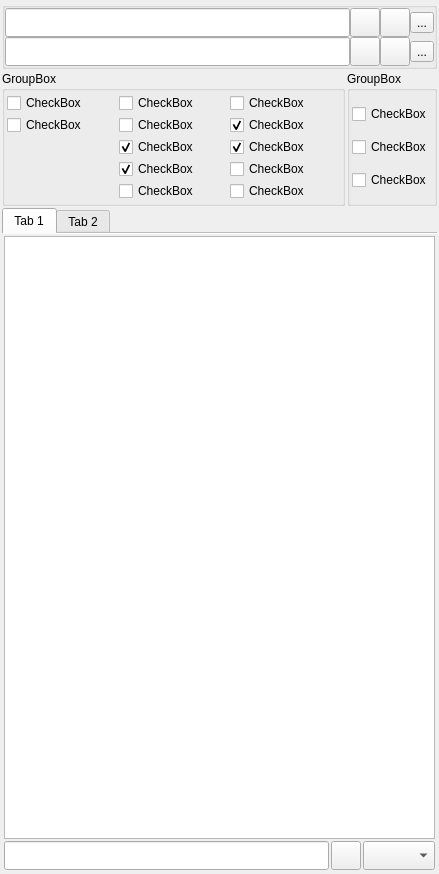
First picture: the form in rpfm_ui/ui_templates/global_search_dock_widget.ui, repository Frodo45127/rpfm, before the edit.
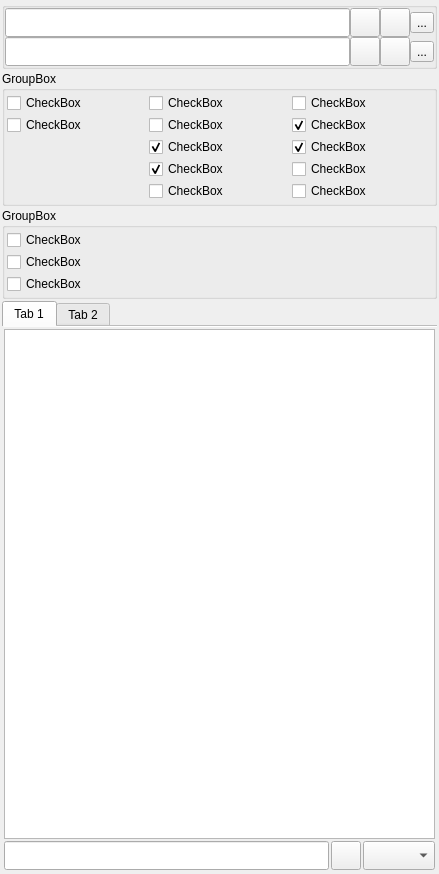
Second picture: the form after the edit. Icons and pictures are not drawn. Custom widgets are drawn as their Qt base class.

Commit message: Tweaked Global Search to not take so much space.

```diff
--- a/rpfm_ui/ui_templates/global_search_dock_widget.ui
+++ b/rpfm_ui/ui_templates/global_search_dock_widget.ui
@@ -30,7 +30,7 @@
     <property name="spacing">
      <number>2</number>
     </property>
-    <item row="2" column="1">
+    <item row="2" column="0" colspan="2">
      <widget class="QGroupBox" name="search_source_groupbox">
       <property name="title">
        <string>GroupBox</string>
@@ -38,7 +38,7 @@
       <property name="checkable">
        <bool>false</bool>
       </property>
-      <layout class="QGridLayout" name="gridLayout_3">
+      <layout class="QGridLayout" name="gridLayout_3" columnstretch="0,1">
        <property name="leftMargin">
         <number>2</number>
        </property>
@@ -248,7 +248,7 @@
       </layout>
      </widget>
     </item>
-    <item row="2" column="0">
+    <item row="1" column="0" colspan="2">
      <widget class="QGroupBox" name="search_on_groupbox">
       <property name="title">
        <string>GroupBox</string>
```
The commit also changes 5 other files.
